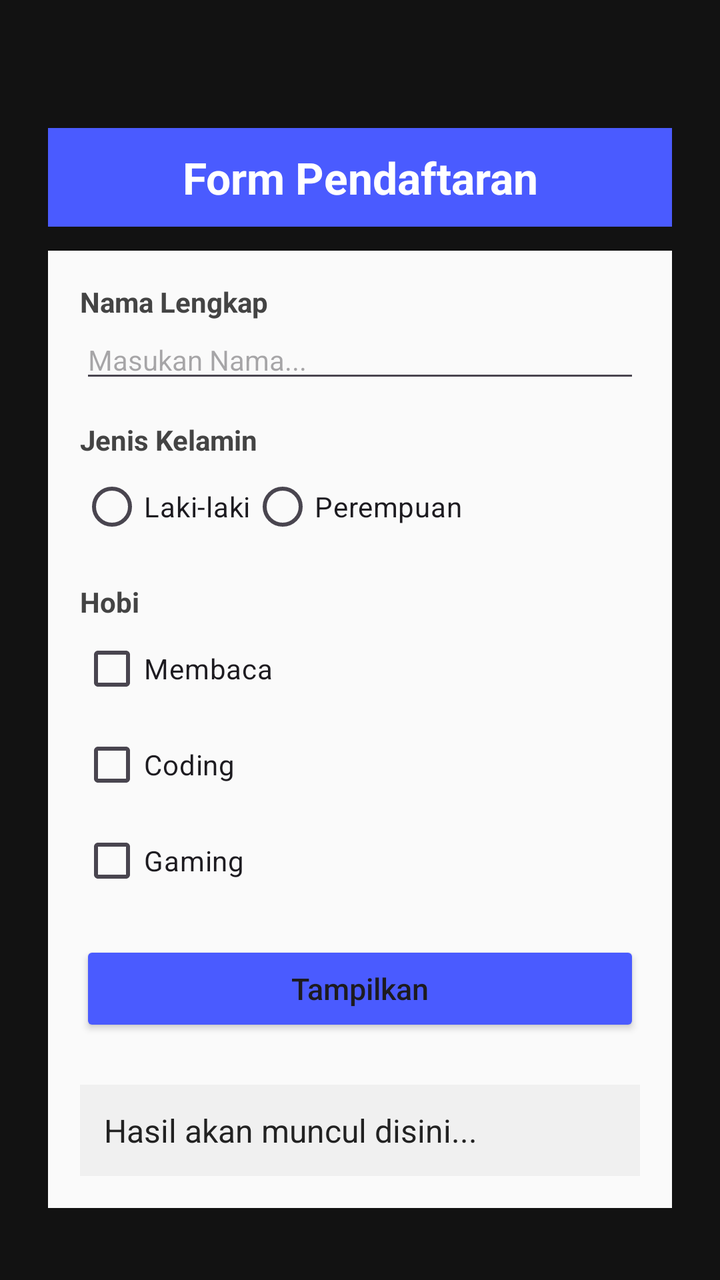
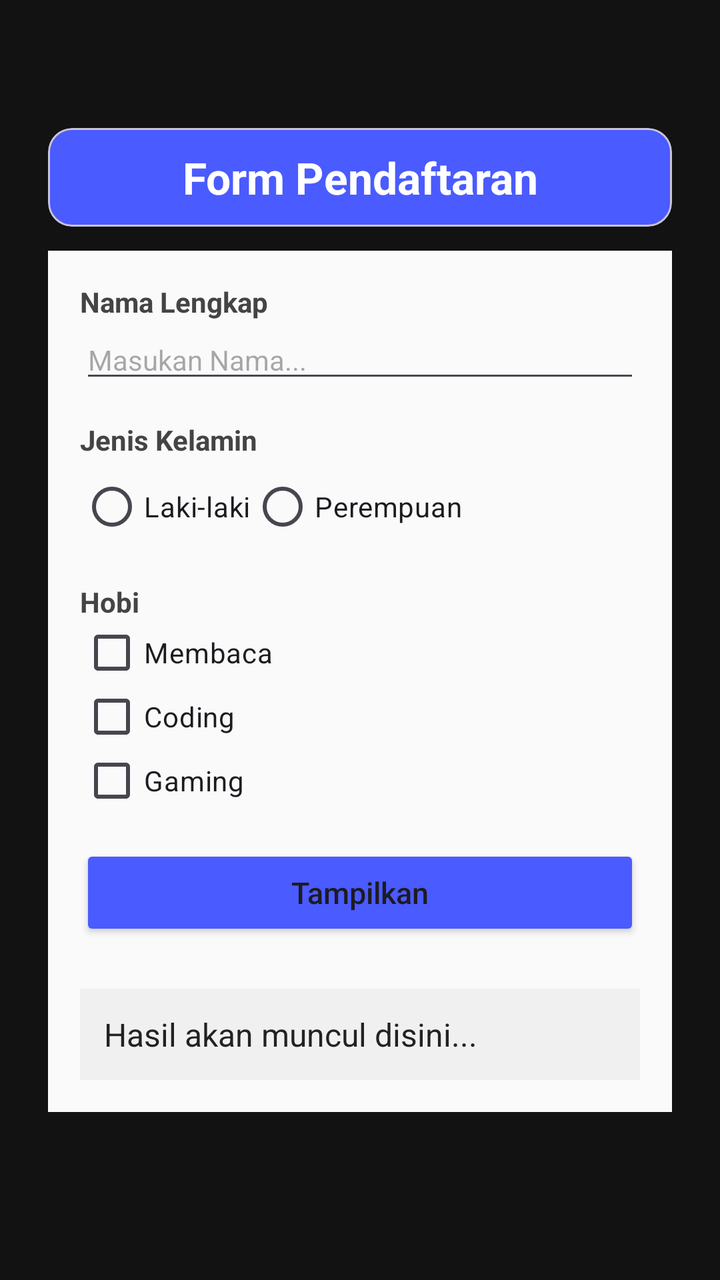

Screens rendered from an Android XML layout before and after an edit, with the pre-edit source and the edit as a unified diff.
<!-- AndroidManifest.xml: application theme Theme.T3mobile -->
<!-- res/layout/activity_main.xml -->
<?xml version="1.0" encoding="utf-8"?>
<androidx.constraintlayout.widget.ConstraintLayout
    xmlns:app="http://schemas.android.com/apk/res-auto"
    xmlns:android="http://schemas.android.com/apk/res/android"
    android:layout_width="match_parent"
    android:layout_height="match_parent"
    android:paddingTop="@dimen/jarak_atas_layar"
    android:paddingLeft="@dimen/margin_samping"
    android:paddingRight="@dimen/margin_samping"
    android:background="#121212"> 

    <TextView
        android:id="@+id/tvHeader"
        style="@style/GayaJudul"
        android:layout_width="match_parent"
        android:layout_height="wrap_content"
        app:layout_constraintTop_toTopOf="parent"
        app:layout_constraintLeft_toLeftOf="parent"
        app:layout_constraintRight_toRightOf="parent"
        android:text="@string/title"/>

    <LinearLayout
        android:id="@+id/containerInput"
        android:layout_width="match_parent"
        android:layout_height="wrap_content"
        android:orientation="vertical"
        app:layout_constraintTop_toBottomOf="@id/tvHeader"
        android:layout_marginTop="@dimen/spasi_form"
        android:background="#FAFAFA"
        android:padding="@dimen/padding_konten">

        <TextView
            style="@style/GayaLabel"
            android:layout_width="wrap_content"
            android:layout_height="wrap_content"
            android:text="@string/nama_lengkap"/>

        <EditText
            android:id="@+id/form_nama"
            android:layout_width="match_parent"
            android:layout_height="wrap_content"
            android:hint="@string/hint_nama"
            android:textSize="@dimen/ukuran_teks_label"
            android:inputType="textCapWords"/>

        <TextView
            style="@style/GayaLabel"
            android:layout_width="wrap_content"
            android:layout_height="wrap_content"
            android:text="@string/jenis_kelamin"
            android:layout_marginTop="@dimen/spasi_label"/>

        <RadioGroup
            android:id="@+id/opsi_gender"
            android:layout_width="match_parent"
            android:layout_height="wrap_content"
            android:orientation="horizontal">

            <RadioButton
                android:id="@+id/pilihanLaki"
                android:layout_width="wrap_content"
                android:layout_height="wrap_content"
                android:text="@string/laki_laki" />

            <RadioButton
                android:id="@+id/pilihanPerempuan"
                android:layout_width="wrap_content"
                android:layout_height="wrap_content"
                android:text="@string/perempuan" />
        </RadioGroup>

        <TextView
            style="@style/GayaLabel"
            android:layout_width="wrap_content"
            android:layout_height="wrap_content"
            android:text="@string/hobi"
            android:layout_marginTop="@dimen/spasi_label"/>

        <CheckBox
            android:id="@+id/pilih_baca"
            android:layout_width="wrap_content"
            android:layout_height="wrap_content"
            android:text="@string/hobi_membaca"/>

        <CheckBox
            android:id="@+id/pilih_coding"
            android:layout_width="wrap_content"
            android:layout_height="wrap_content"
            android:text="@string/hobi_coding"/>

        <CheckBox
            android:id="@+id/pilih_gaming"
            android:layout_width="wrap_content"
            android:layout_height="wrap_content"
            android:text="@string/hobi_gaming"/>

        <Button
            android:id="@+id/tombol_kirim"
            style="@style/GayaTombol"
            android:layout_width="match_parent"
            android:layout_height="wrap_content"
            android:text="@string/tombol_tampilkan"
            android:layout_marginTop="16dp"/>

        <TextView
            android:id="@+id/teks_output"
            style="@style/GayaHasil"
            android:layout_width="match_parent"
            android:layout_height="wrap_content"
            android:text="@string/hasil_hint"
            android:layout_marginTop="@dimen/spasi_hasil"/>
    </LinearLayout>

</androidx.constraintlayout.widget.ConstraintLayout>
<!-- resources referenced by this layout -->
<resources>
  <dimen name="jarak_atas_layar">64dp</dimen>
  <dimen name="margin_samping">24dp</dimen>
  <dimen name="padding_konten">16dp</dimen>
  <dimen name="spasi_form">12dp</dimen>
  <dimen name="spasi_hasil">24dp</dimen>
  <dimen name="spasi_label">14dp</dimen>
  <dimen name="ukuran_teks_label">14sp</dimen>
  <string name="hasil_hint">Hasil akan muncul disini...</string>
  <string name="hint_nama">Masukan Nama...</string>
  <string name="hobi">Hobi</string>
  <string name="hobi_coding">Coding</string>
  <string name="hobi_gaming">Gaming</string>
  <string name="hobi_membaca">Membaca</string>
  <string name="jenis_kelamin">Jenis Kelamin</string>
  <string name="laki_laki">Laki-laki</string>
  <string name="nama_lengkap">Nama Lengkap</string>
  <string name="perempuan">Perempuan</string>
  <string name="title">Form Pendaftaran</string>
  <string name="tombol_tampilkan">Tampilkan</string>
  <style name="GayaHasil">
          <item name="android:textSize">@dimen/ukuran_teks_hasil</item>
          <item name="android:background">#F0F0F0</item>
          <item name="android:padding">@dimen/padding_output</item>
          <item name="android:textColor">#222222</item>
          <item name="android:lineSpacingExtra">4dp</item>
      </style>
  <style name="GayaJudul">
          <item name="android:textColor">#FFFFFF</item>
          <item name="android:textStyle">bold</item>
          <item name="android:textSize">@dimen/ukuran_teks_judul</item>
          <item name="android:padding">10dp</item>
          <item name="android:background">#4A5BFF</item> 
          <item name="android:gravity">center</item>
      </style>
  <style name="GayaLabel">
          <item name="android:textSize">@dimen/ukuran_teks_label</item>
          <item name="android:textStyle">bold</item>
          <item name="android:textColor">#444</item>
      </style>
  <style name="GayaTombol">
          <item name="android:textSize">@dimen/ukuran_teks_tombol</item>
          <item name="android:backgroundTint">#4A5BFF</item>
          <item name="android:textAllCaps">false</item>
      </style>
  <style name="Theme.T3mobile" parent="Base.Theme.T3mobile" />
  <dimen name="ukuran_teks_hasil">16sp</dimen>
  <dimen name="padding_output">12dp</dimen>
  <dimen name="ukuran_teks_judul">22sp</dimen>
  <dimen name="ukuran_teks_tombol">15sp</dimen>
  <style name="Base.Theme.T3mobile" parent="Theme.Material3.DayNight.NoActionBar">
          
          
      </style>
</resources>

<!-- the commit's change to res/layout/activity_main.xml (unified diff, before → after) -->
@@ -7,24 +7,32 @@
     android:paddingTop="@dimen/jarak_atas_layar"
     android:paddingLeft="@dimen/margin_samping"
     android:paddingRight="@dimen/margin_samping"
-    android:background="#121212"> 
+    android:background="#121212">
 
-    <TextView
-        android:id="@+id/tvHeader"
-        style="@style/GayaJudul"
+    <com.google.android.material.card.MaterialCardView
+        android:id="@+id/cardHeader"
         android:layout_width="match_parent"
         android:layout_height="wrap_content"
-        app:layout_constraintTop_toTopOf="parent"
-        app:layout_constraintLeft_toLeftOf="parent"
-        app:layout_constraintRight_toRightOf="parent"
-        android:text="@string/title"/>
+        app:cardCornerRadius="12dp"
+        app:cardElevation="0dp"
+        app:cardBackgroundColor="#4A5BFF"
+        app:layout_constraintTop_toTopOf="parent">
+
+        <TextView
+            android:id="@+id/tvHeader"
+            style="@style/GayaJudul"
+            android:layout_width="match_parent"
+            android:layout_height="wrap_content"
+            android:background="@null"
+            android:text="@string/title"/>
+    </com.google.android.material.card.MaterialCardView>
 
     <LinearLayout
         android:id="@+id/containerInput"
         android:layout_width="match_parent"
         android:layout_height="wrap_content"
         android:orientation="vertical"
-        app:layout_constraintTop_toBottomOf="@id/tvHeader"
+        app:layout_constraintTop_toBottomOf="@id/cardHeader"
         android:layout_marginTop="@dimen/spasi_form"
         android:background="#FAFAFA"
         android:padding="@dimen/padding_konten">
@@ -80,18 +88,24 @@
             android:id="@+id/pilih_baca"
             android:layout_width="wrap_content"
             android:layout_height="wrap_content"
+            android:minHeight="32dp"
+            android:minWidth="0dp"
             android:text="@string/hobi_membaca"/>
 
         <CheckBox
             android:id="@+id/pilih_coding"
             android:layout_width="wrap_content"
             android:layout_height="wrap_content"
+            android:minHeight="32dp"
+            android:minWidth="0dp"
             android:text="@string/hobi_coding"/>
 
         <CheckBox
             android:id="@+id/pilih_gaming"
             android:layout_width="wrap_content"
             android:layout_height="wrap_content"
+            android:minHeight="32dp"
+            android:minWidth="0dp"
             android:text="@string/hobi_gaming"/>
 
         <Button
<!-- resource entries referenced after the edit -->
@@ -33,6 +33,7 @@
           <item name="android:padding">10dp</item>
           <item name="android:background">#4A5BFF</item> 
           <item name="android:gravity">center</item>
+          <item name="cornerRadius">12dp</item>
       </style>
   <style name="GayaLabel">
           <item name="android:textSize">@dimen/ukuran_teks_label</item>
